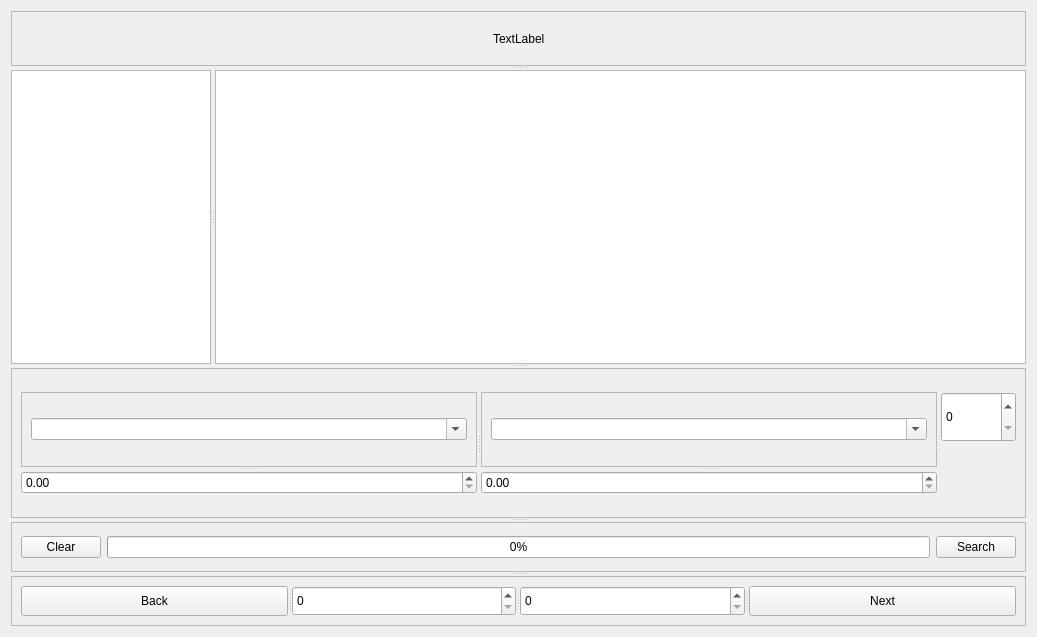
deskos-xp/SaffronServer, file admin_client/client_gui/app/EditDB/forms/GenericWidgetProduct.ui: the form before one commit.
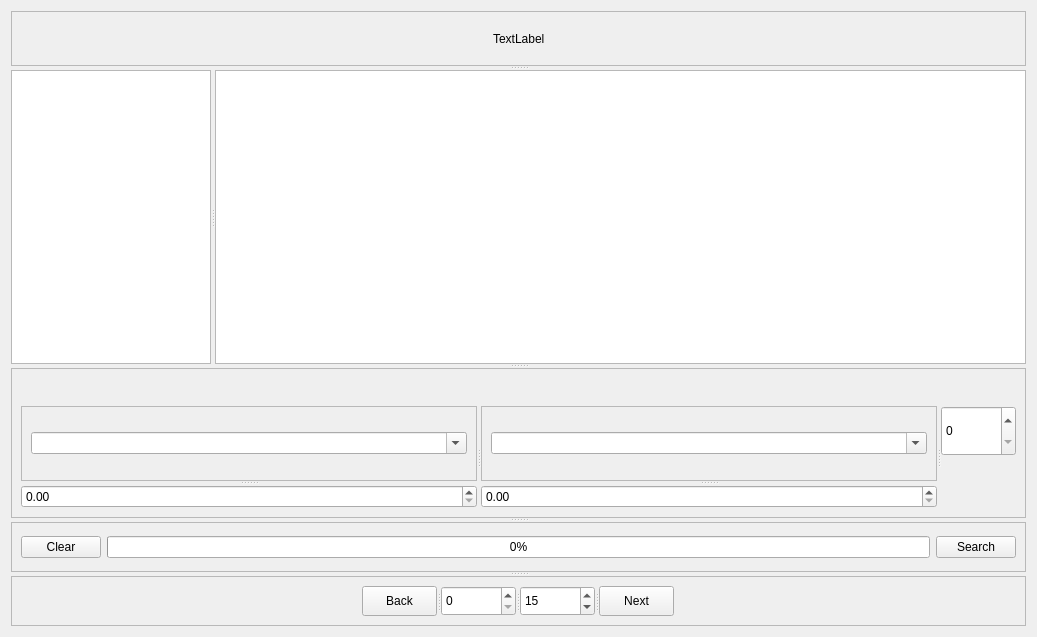
The form after the commit.

Commit message: added functionality to editDB dialog

The edit to the form file:
```diff
--- a/admin_client/client_gui/app/EditDB/forms/GenericWidgetProduct.ui
+++ b/admin_client/client_gui/app/EditDB/forms/GenericWidgetProduct.ui
@@ -102,7 +102,7 @@
        <enum>QFrame::Raised</enum>
       </property>
       <layout class="QGridLayout" name="gridLayout_7">
-       <item row="0" column="0">
+       <item row="1" column="0">
         <widget class="QSplitter" name="splitter_5">
          <property name="orientation">
           <enum>Qt::Horizontal</enum>
@@ -195,6 +195,19 @@
          </widget>
         </widget>
        </item>
+       <item row="0" column="0">
+        <spacer name="verticalSpacer">
+         <property name="orientation">
+          <enum>Qt::Vertical</enum>
+         </property>
+         <property name="sizeHint" stdset="0">
+          <size>
+           <width>20</width>
+           <height>40</height>
+          </size>
+         </property>
+        </spacer>
+       </item>
       </layout>
      </widget>
      <widget class="QSplitter" name="splitter_6">
@@ -276,6 +289,12 @@
            <enum>Qt::Horizontal</enum>
           </property>
           <widget class="QPushButton" name="back">
+           <property name="maximumSize">
+            <size>
+             <width>75</width>
+             <height>16777215</height>
+            </size>
+           </property>
            <property name="toolTip">
             <string>previous set of items</string>
            </property>
@@ -284,6 +303,12 @@
            </property>
           </widget>
           <widget class="QSpinBox" name="page">
+           <property name="maximumSize">
+            <size>
+             <width>75</width>
+             <height>16777215</height>
+            </size>
+           </property>
            <property name="toolTip">
             <string>page number</string>
            </property>
@@ -295,6 +320,12 @@
            </property>
           </widget>
           <widget class="QSpinBox" name="limit">
+           <property name="maximumSize">
+            <size>
+             <width>75</width>
+             <height>50</height>
+            </size>
+           </property>
            <property name="toolTip">
             <string>items per page</string>
            </property>
@@ -304,8 +335,17 @@
            <property name="maximum">
             <number>999999999</number>
            </property>
+           <property name="value">
+            <number>15</number>
+           </property>
           </widget>
           <widget class="QPushButton" name="next">
+           <property name="maximumSize">
+            <size>
+             <width>75</width>
+             <height>16777215</height>
+            </size>
+           </property>
            <property name="toolTip">
             <string>next set of items</string>
            </property>
```
The commit also changes 7 other files.
